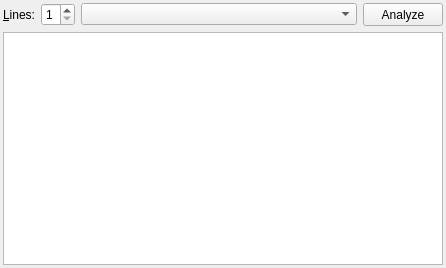
Before: the Qt Designer form src/gui/analysiswidget.ui in madnight/chessx, drawn with Qt 5.
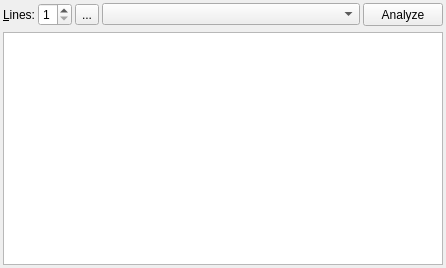
After: the same form once the commit is applied. Icons and pictures are not drawn.

```diff
--- a/src/gui/analysiswidget.ui
+++ b/src/gui/analysiswidget.ui
@@ -28,12 +28,6 @@
    </property>
    <item>
     <layout class="QHBoxLayout">
-     <property name="spacing">
-      <number>6</number>
-     </property>
-     <property name="margin">
-      <number>0</number>
-     </property>
      <item>
       <widget class="QLabel" name="label">
        <property name="text">
@@ -54,6 +48,23 @@
        </property>
       </widget>
      </item>
+     <item>
+      <widget class="QToolButton" name="btPin">
+       <property name="toolTip">
+        <string>Pin engine to current position</string>
+       </property>
+       <property name="text">
+        <string>...</string>
+       </property>
+       <property name="icon">
+        <iconset resource="../../resources.qrc">
+         <normaloff>:/images/pin.ico</normaloff>:/images/pin.ico</iconset>
+       </property>
+       <property name="checkable">
+        <bool>true</bool>
+       </property>
+      </widget>
+     </item>
      <item>
       <widget class="QComboBox" name="engineList">
        <property name="sizePolicy">
```
Left out of the diff: 15 changed lines with no effect on the pictures.
